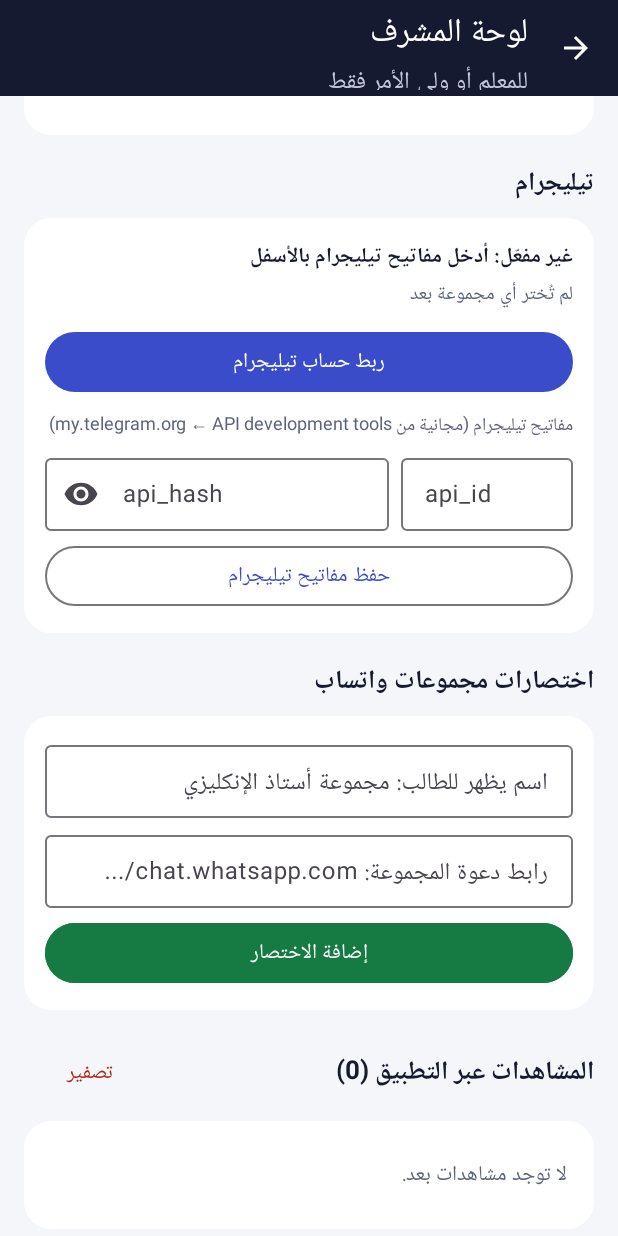
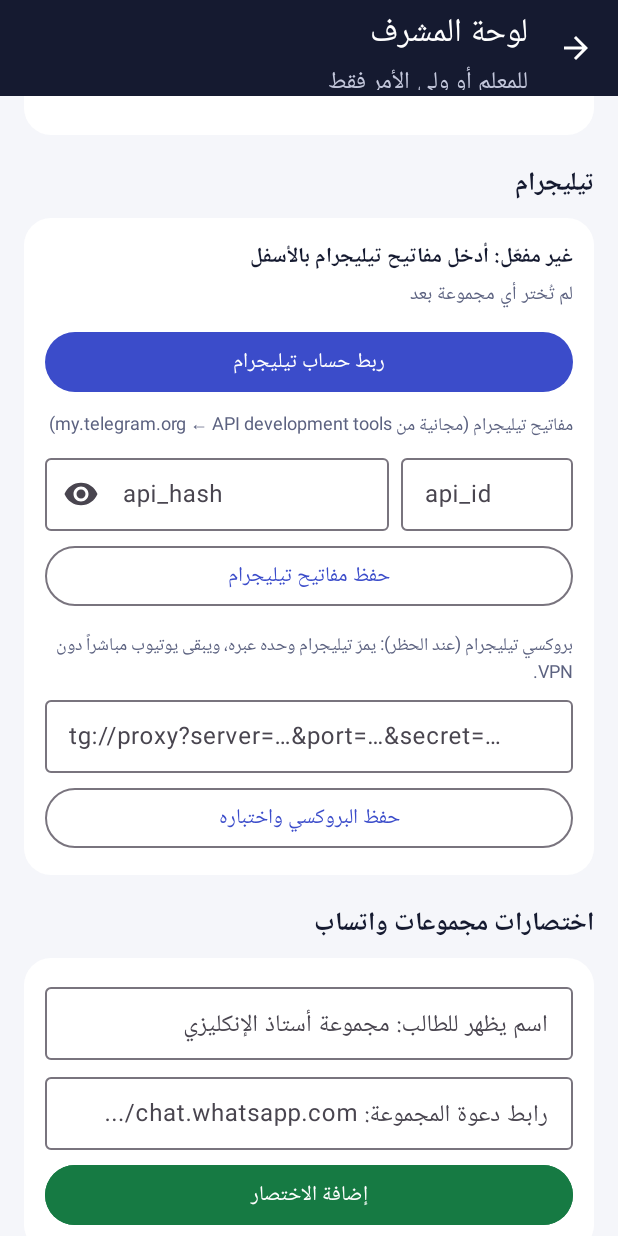
Before and after one commit to waeljkjecor-wq/edutube, an Android app: the AdminActivity screen opened directly, with no data from a screen before it, scrolled down 532 dp, on a phone screen of 412 x 824 dp. Run offline under Robolectric (Android 15) with nearby library versions, the phone set to English and light mode, and no system bars; libraries missing offline, so code that uses them is left out: dev.g000sha256.tdl; pictures from the network do not load.

Commit message:
Add files via upload

```diff
--- a/src/main/java/com/edutube/app/Data.kt
+++ b/src/main/java/com/edutube/app/Data.kt
@@ -216,6 +216,13 @@ var Store.tgApiId: Int
         putRaw("tg_api_id", value.toString())
     }
 
+/** رابط بروكسي تيليجرام (tg://proxy أو tg://socks)، فارغ = بدون بروكسي. */
+var Store.tgProxy: String
+    get() = raw("tg_proxy") ?: ""
+    set(value) {
+        putRaw("tg_proxy", value.trim())
+    }
+
 var Store.tgApiHash: String
     get() = raw("tg_api_hash") ?: ""
     set(value) {
--- a/src/main/java/com/edutube/app/Tg.kt
+++ b/src/main/java/com/edutube/app/Tg.kt
@@ -33,6 +33,9 @@ import dev.g000sha256.tdl.dto.InputMessageVideo
 import dev.g000sha256.tdl.dto.InputPhoto
 import dev.g000sha256.tdl.dto.InputVideo
 import dev.g000sha256.tdl.dto.Message
+import dev.g000sha256.tdl.dto.Proxy
+import dev.g000sha256.tdl.dto.ProxyTypeMtproto
+import dev.g000sha256.tdl.dto.ProxyTypeSocks5
 import dev.g000sha256.tdl.dto.MessageAnimation
 import dev.g000sha256.tdl.dto.MessageAudio
 import dev.g000sha256.tdl.dto.MessageDocument
@@ -205,7 +208,51 @@ object Tg {
         )
         if (r is TdlResult.Failure) {
             _state.value = TgState.Error("قيم api_id أو api_hash غير صحيحة: ${r.message}")
+        } else {
+            applyProxy(c)
         }
+    }
+
+    // ---------- البروكسي ----------
+
+    /** يقرأ رابط بروكسي تيليجرام: tg://proxy?server=..&port=..&secret=.. أو tg://socks?server=..&port=..&user=..&pass=.. */
+    fun parseProxy(link: String): Proxy? {
+        val l = link.trim()
+        if (l.isEmpty()) return null
+        val u = runCatching { android.net.Uri.parse(l) }.getOrNull() ?: return null
+        val server = u.getQueryParameter("server")?.trim().orEmpty()
+        val port = u.getQueryParameter("port")?.trim()?.toIntOrNull() ?: return null
+        if (server.isEmpty()) return null
+        val secret = u.getQueryParameter("secret")?.trim()
+        return if (!secret.isNullOrEmpty()) {
+            Proxy(server = server, port = port, type = ProxyTypeMtproto(secret = secret))
+        } else {
+            Proxy(
+                server = server, port = port,
+                type = ProxyTypeSocks5(username = u.getQueryParameter("user") ?: "", password = u.getQueryParameter("pass") ?: "")
+            )
+        }
+    }
+
+    private suspend fun applyProxy(c: TdlClient) {
+        val ctx = app ?: return
+        c.getProxies().orNull()?.proxies?.forEach { c.removeProxy(proxyId = it.id) }
+        val p = parseProxy(Store(ctx).tgProxy)
+        if (p != null) c.addProxy(proxy = p, enable = true, comment = "دروسي") else c.disableProxy()
+    }
+
+    /** يطبّق البروكسي المحفوظ فوراً (بعد تغييره من لوحة المشرف). */
+    fun reapplyProxy() {
+        val c = synchronized(this) { client } ?: return
+        scope.launch { applyProxy(c) }
+    }
+
+    /** يختبر البروكسي؛ يعيد null عند النجاح أو رسالة الخطأ. */
+    suspend fun testProxy(link: String): String? {
+        val p = parseProxy(link) ?: return "الرابط غير صحيح"
+        val c = synchronized(this) { client } ?: return "احفظ مفاتيح تيليجرام أولاً"
+        val r = c.testProxy(proxy = p, dcId = 2, timeout = 10.0)
+        return if (r is TdlResult.Failure) r.message else null
     }
 
     private fun cl(): TdlClient = synchronized(this) { client } ?: throw TgError("تيليجرام غير متصل")
--- a/src/main/res/layout/activity_admin.xml
+++ b/src/main/res/layout/activity_admin.xml
@@ -280,6 +280,38 @@
                     android:layout_height="wrap_content"
                     android:layout_marginTop="6dp"
                     android:text="حفظ مفاتيح تيليجرام" />
+
+                <TextView
+                    android:layout_width="match_parent"
+                    android:layout_height="wrap_content"
+                    android:layout_marginTop="12dp"
+                    android:text="بروكسي تيليجرام (عند الحظر): يمرّ تيليجرام وحده عبره، ويبقى يوتيوب مباشراً دون VPN."
+                    android:textColor="@color/muted"
+                    android:textSize="12sp" />
+
+                <com.google.android.material.textfield.TextInputLayout
+                    style="@style/Widget.Material3.TextInputLayout.OutlinedBox.Dense"
+                    android:layout_width="match_parent"
+                    android:layout_height="wrap_content"
+                    android:layout_marginTop="6dp"
+                    android:hint="tg://proxy?server=…&amp;port=…&amp;secret=…">
+
+                    <com.google.android.material.textfield.TextInputEditText
+                        android:id="@+id/tgProxy"
+                        android:layout_width="match_parent"
+                        android:layout_height="wrap_content"
+                        android:inputType="textUri"
+                        android:maxLines="3"
+                        android:textDirection="ltr" />
+                </com.google.android.material.textfield.TextInputLayout>
+
+                <com.google.android.material.button.MaterialButton
+                    android:id="@+id/btnTgSaveProxy"
+                    style="@style/Widget.Material3.Button.OutlinedButton"
+                    android:layout_width="match_parent"
+                    android:layout_height="wrap_content"
+                    android:layout_marginTop="6dp"
+                    android:text="حفظ البروكسي واختباره" />
             </LinearLayout>
 
             <!-- واتساب -->
```
Also changed, not shown: src/main/java/com/edutube/app/AdminActivity.kt (+27 -0 lines), 1 other file.
